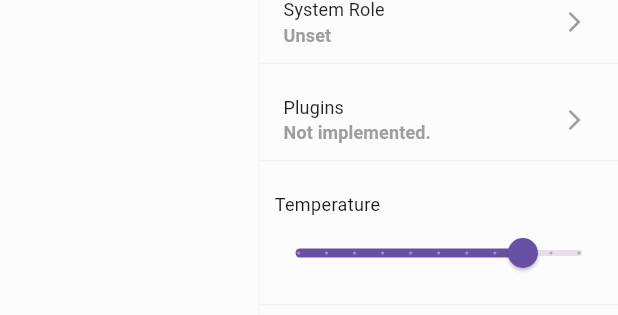
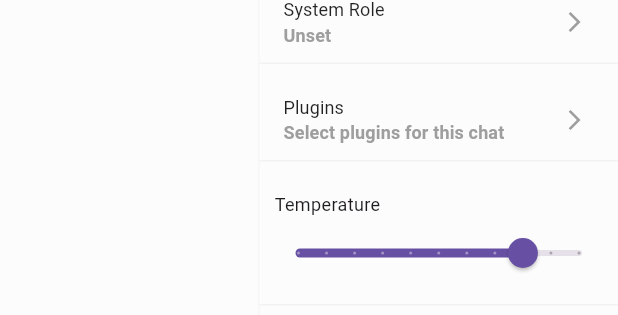
Before and after one commit to onlyGuo/chatgpt_desktop, a Flutter app: the Chat widget shown alone on an empty page, opened directly with empty values, on a phone screen of 412 x 824 dp. Shown: the part 533-848 px from the top of the screen. Run offline on Flutter 3.47's test engine with Material 3 defaults, Android fonts, the phone set to English and light mode, and no system bars; our stand-ins replace get, image_picker; missing offline and left inert: bitsdojo_window, flutter_acrylic, flutter_highlighter, flutter_markdown_selectionarea, highlighter, markdown.

Commit message:
DALL-E-3 Plugin Finish

```diff
--- a/lib/components/Chat.dart
+++ b/lib/components/Chat.dart
@@ -9,6 +9,8 @@ import 'package:chatgpt_desktop/components/chat/message/ChatMessageWidget.dart';
 import 'package:chatgpt_desktop/controller/SettingController.dart';
 import 'package:chatgpt_desktop/entity/ChatItem.dart';
 import 'package:chatgpt_desktop/entity/ChatMessage.dart';
+import 'package:chatgpt_desktop/gpt/plugins/GPTPluginController.dart';
+import 'package:chatgpt_desktop/gpt/plugins/GPTPluginInterface.dart';
 import 'package:chatgpt_desktop/gpt/plugins/impl/core.dart';
 import 'package:chatgpt_desktop/utils/Util.dart';
 import 'package:flutter/material.dart';
@@ -85,9 +87,14 @@ class Chat extends StatelessWidget {
                     // build request message
                     int dialogCount = controller.currentChat.value.dialogCount;
                     int allLength = controller.currentChat.value.history.length;
-                    List<ChatMessage> reqMsg = allLength > dialogCount ?
-                    controller.currentChat.value.history.sublist(allLength - dialogCount) :
-                    controller.currentChat.value.history;
+                    List<ChatMessage> reqMsg = [];
+                    if(allLength > dialogCount){
+                      reqMsg = controller.currentChat.value.history.sublist(allLength - dialogCount);
+                    }else{
+                      for(ChatMessage msg in controller.currentChat.value.history){
+                        reqMsg.add(msg);
+                      }
+                    }
                     if(controller.currentChat.value.system.isNotEmpty){
                       // 在最前面加上系统消息
                       reqMsg.insert(0, ChatMessage(content: controller.currentChat.value.system, role: 'system', time: ''));
@@ -120,9 +127,18 @@ class Chat extends StatelessWidget {
                     controller.currentChat.update((val) {
                       controller.currentChat.value.history.add(replyChatMessage);
                     });
+
+                    // 加载插件
+                    List<GPTPluginInterface> plugins = [];
+                    for(GPTPluginInterface plugin in GPTPluginController.plugins){
+                      if(controller.currentChat.value.plugins.contains(plugin.name)){
+                        plugins.add(plugin);
+                      }
+                    }
+
                     Util.askGPT(settingController.setting.value.apiSetting.baseUrl,
                         model, controller.currentChat.value.temperature,
-                        settingController.setting.value.apiSetting.accessToken, [DrawPlugin()], reqMsg, (result, finish) {
+                        settingController.setting.value.apiSetting.accessToken, plugins, reqMsg, (result, finish) {
                           controller.currentChat.update((val) {
                             replyChatMessage.content = result;
                           });
--- a/lib/components/ChatListItem.dart
+++ b/lib/components/ChatListItem.dart
@@ -18,7 +18,7 @@ class ChatListItem extends StatelessWidget{
   @override
   Widget build(BuildContext context) {
     Color textColor = const Color.fromARGB(255, 176, 155, 206);
-    Color selectColor = const Color.fromARGB(255, 146, 113, 182);
+    Color selectColor = const Color.fromARGB(255, 103, 51, 145);
 
     return Listener(
       onPointerDown: (details) {
@@ -33,7 +33,7 @@ class ChatListItem extends StatelessWidget{
               ? Border(left: BorderSide(color: selectColor, width: 3))
               : const Border(left: BorderSide(color: Colors.transparent, width: 3)),
           color: controller.selectedChatId.value == item.id
-              ? selectColor.withOpacity(0.1)
+              ? selectColor.withOpacity(0.3)
               : Colors.transparent,
         ),
         child: MaterialButton(onPressed: () {
--- a/lib/components/chat/ChatSettings.dart
+++ b/lib/components/chat/ChatSettings.dart
@@ -3,7 +3,9 @@ import 'dart:convert';
 import 'package:chatgpt_desktop/components/Avatar.dart';
 import 'package:chatgpt_desktop/components/ChatHistoryController.dart';
 import 'package:chatgpt_desktop/components/chat/ChatSettingController.dart';
+import 'package:chatgpt_desktop/components/chat/PluginItem.dart';
 import 'package:chatgpt_desktop/entity/ChatItem.dart';
+import 'package:chatgpt_desktop/gpt/plugins/impl/core.dart';
 import 'package:chatgpt_desktop/utils/Util.dart';
 import 'package:flutter/material.dart';
 import 'package:get/get.dart';
@@ -291,13 +293,20 @@ class ChatSettings extends StatelessWidget {
                   ),
                   MaterialButton(
                     onPressed: (){
-                      // 弹出消息Not implemented.
                       showDialog(
                         context: context,
                         builder: (BuildContext context) {
                           return AlertDialog(
-                            title: const Text('Not implemented.'),
-                            content: const Text('This feature is not implemented yet. Please watch for the latest version.'),
+                            title: const Text('Select Plugins'),
+                            content: Container(
+                              width: 300,
+                              height: 300,
+                              child: ListView(
+                                children: [
+                                  PluginItem(plugin: DrawPlugin()),
+                                ],
+                              ),
+                            ),
                             actions: <Widget>[
                               TextButton(
                                 onPressed: () {
@@ -316,11 +325,11 @@ class ChatSettings extends StatelessWidget {
                         Expanded(
                           child: Container(
                             padding: const EdgeInsets.only(top: 10, bottom: 10),
-                            child: const Column(
+                            child: Column(
                               // 左对齐
                               crossAxisAlignment: CrossAxisAlignment.start,
                               children: [
-                                Text(
+                                const Text(
                                   'Plugins',
                                   style: TextStyle(
                                     fontSize: 12,
@@ -328,8 +337,9 @@ class ChatSettings extends StatelessWidget {
                                   ),
                                 ),
                                 Text(
-                                  'Not implemented.',
-                                  style: TextStyle(
+                                  controller.currentChat.value.plugins.isEmpty ?
+                                  'Select plugins for this chat' : '${controller.currentChat.value.plugins.length} plugins selected',
+                                  style: const TextStyle(
                                     color: Colors.grey,
                                     fontSize: 12,
                                     fontWeight: FontWeight.bold,
--- a/lib/components/chat/message/ChatMessageWidget.dart
+++ b/lib/components/chat/message/ChatMessageWidget.dart
@@ -1,5 +1,6 @@
 import 'package:chatgpt_desktop/components/Avatar.dart';
 import 'package:chatgpt_desktop/components/chat/message/CodeHightLightView.dart';
+import 'package:chatgpt_desktop/components/chat/message/ImageElementBuilder.dart';
 import 'package:flutter/material.dart';
 import 'package:flutter_markdown_selectionarea/flutter_markdown_selectionarea.dart';
 
@@ -64,7 +65,7 @@ class ChatMessageWidget extends StatelessWidget {
                   child: MarkdownBody(
                     data: content,
                     selectable: true,
-                    builders: {"code": CodeElementBuilder()},
+                    builders: {"code": CodeElementBuilder(), "img": ImageElementBuilder()},
                   ),
                 ),
               ),
--- a/lib/gpt/plugins/impl/core.dart
+++ b/lib/gpt/plugins/impl/core.dart
@@ -9,7 +9,7 @@ import 'package:http/http.dart' as http;
 class DrawPlugin extends GPTPluginInterface {
 
   @override
-  String get description => 'Draw a picture using DALL·E-3. return the image path and remark.';
+  String get description => 'Draw a picture using DALL·E-3. Not recommended to use the GPT3.5 ';
 
   @override
   List<GPTPluginMethod> get methods {
--- a/pubspec.yaml
+++ b/pubspec.yaml
@@ -44,6 +44,7 @@ dependencies:
   http: ^1.2.0
   flutter_markdown_selectionarea: ^0.6.17+1
   flutter_highlighter: ^0.1.1
+  crypto: ^3.0.3
 
 dev_dependencies:
   flutter_test:
```
Also changed, not shown: lib/components/chat/PluginItem.dart (added, +55 -0 lines), lib/components/chat/message/ImageElementBuilder.dart (added, +34 -0 lines), lib/utils/Util.dart (+29 -3 lines), lib/views/SettingView.dart (+8 -8 lines), pubspec.lock.
